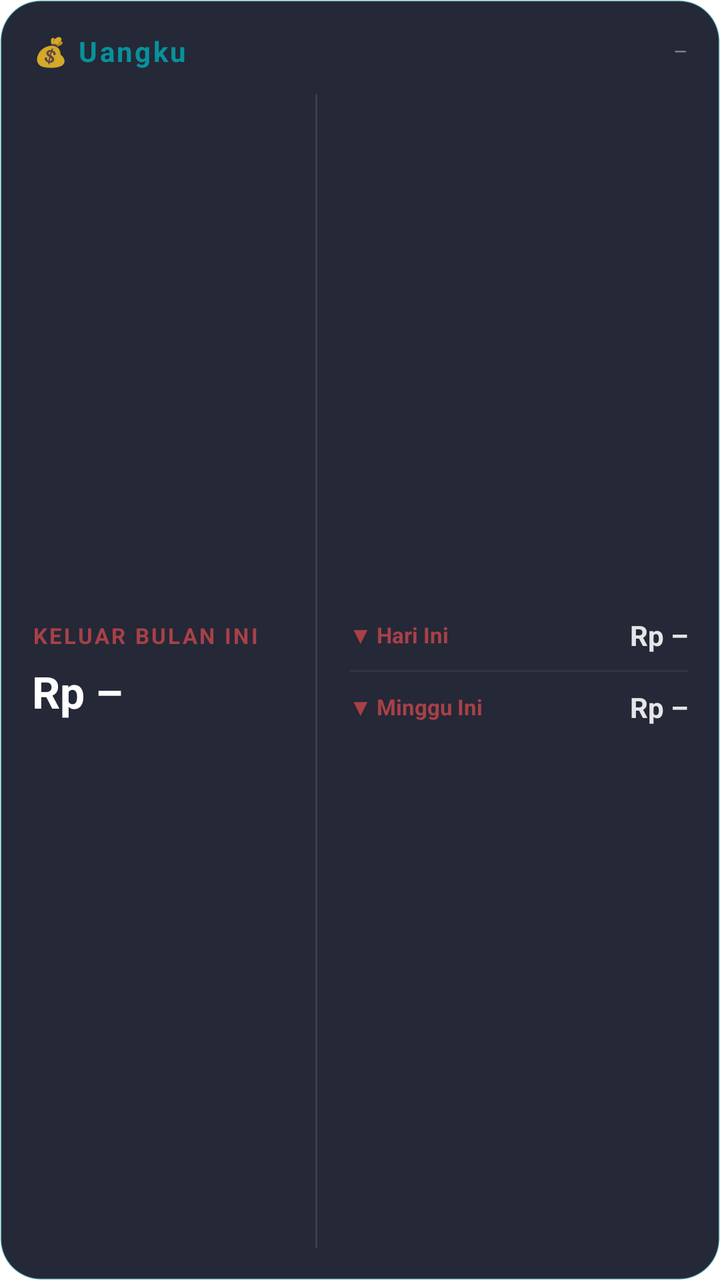
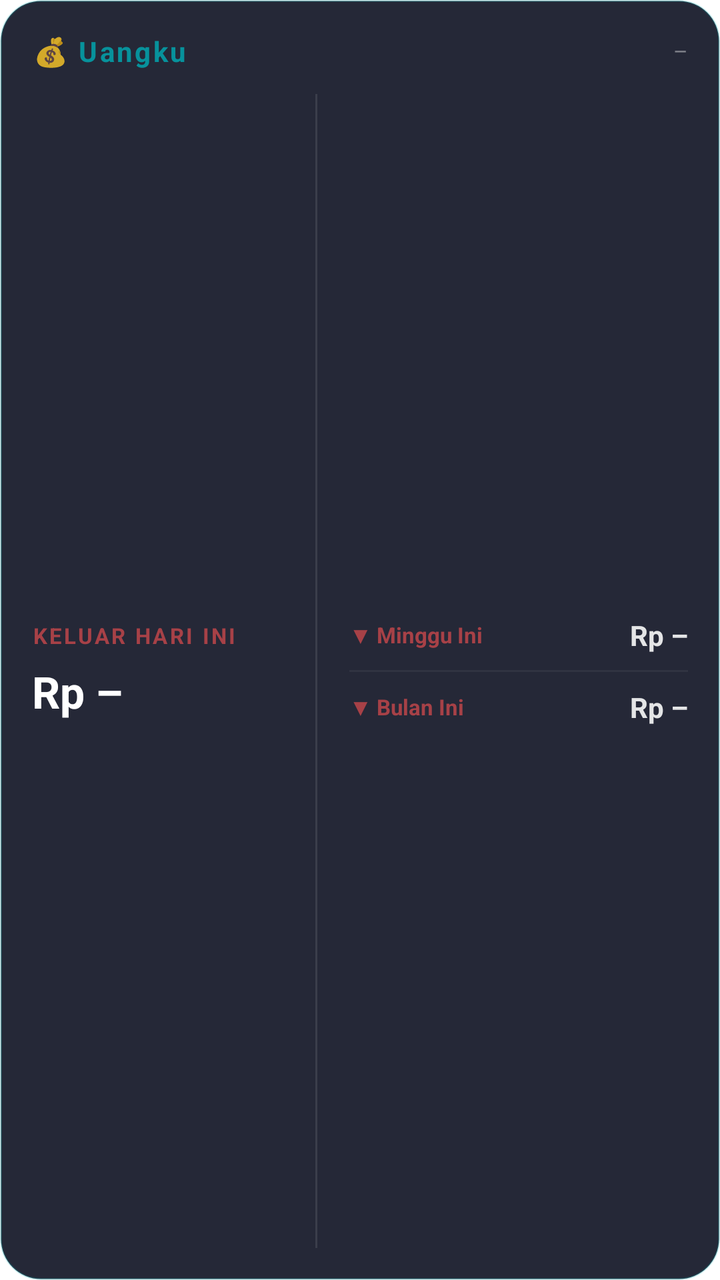

Before-and-after screenshots of an Android layout around one commit, followed by the original layout XML and the change that was made.
<!-- AndroidManifest.xml: fallback theme Theme.MaterialComponents.DayNight.NoActionBar -->
<!-- res/layout/uangku_widget.xml -->
<?xml version="1.0" encoding="utf-8"?>
<LinearLayout xmlns:android="http://schemas.android.com/apk/res/android"
    android:id="@+id/widget_root"
    android:layout_width="match_parent"
    android:layout_height="match_parent"
    android:background="@drawable/widget_background"
    android:orientation="vertical"
    android:padding="16dp">

    
    <LinearLayout
        android:layout_width="match_parent"
        android:layout_height="wrap_content"
        android:orientation="horizontal"
        android:gravity="center_vertical"
        android:layout_marginBottom="12dp">

        <TextView
            android:layout_width="0dp"
            android:layout_height="wrap_content"
            android:layout_weight="1"
            android:text="💰 Uangku"
            android:textColor="#CC00ADB5"
            android:textSize="14sp"
            android:textStyle="bold"
            android:letterSpacing="0.08" />

        <TextView
            android:id="@+id/widget_last_updated"
            android:layout_width="wrap_content"
            android:layout_height="wrap_content"
            android:text="–"
            android:textColor="#66FFFFFF"
            android:textSize="11sp" />
    </LinearLayout>

    
    <LinearLayout
        android:layout_width="match_parent"
        android:layout_height="0dp"
        android:layout_weight="1"
        android:orientation="horizontal"
        android:gravity="center_vertical">

        
        <LinearLayout
            android:layout_width="0dp"
            android:layout_height="match_parent"
            android:layout_weight="1.3"
            android:orientation="vertical"
            android:gravity="center_vertical"
            android:paddingRight="12dp">

            <TextView
                android:layout_width="wrap_content"
                android:layout_height="wrap_content"
                android:text="KELUAR BULAN INI"
                android:textColor="#99FF5252"
                android:textSize="11sp"
                android:textStyle="bold"
                android:letterSpacing="0.1"
                android:layout_marginBottom="6dp" />

            <TextView
                android:id="@+id/widget_balance"
                android:layout_width="wrap_content"
                android:layout_height="wrap_content"
                android:text="Rp –"
                android:textColor="#FFFFFFFF"
                android:textSize="22sp"
                android:textStyle="bold" />
        </LinearLayout>

        
        <FrameLayout
            android:layout_width="1dp"
            android:layout_height="match_parent"
            android:background="#1AFFFFFF" />

        
        <LinearLayout
            android:layout_width="0dp"
            android:layout_height="match_parent"
            android:layout_weight="1.7"
            android:orientation="vertical"
            android:gravity="center_vertical"
            android:paddingLeft="16dp">

            
            <LinearLayout
                android:layout_width="match_parent"
                android:layout_height="wrap_content"
                android:orientation="horizontal"
                android:gravity="center_vertical"
                android:layout_marginBottom="8dp">

                <TextView
                    android:layout_width="0dp"
                    android:layout_height="wrap_content"
                    android:layout_weight="1.1"
                    android:text="▼ Hari Ini"
                    android:textColor="#99FF5252"
                    android:textSize="11sp"
                    android:textStyle="bold" />

                <TextView
                    android:id="@+id/widget_expense_today"
                    android:layout_width="wrap_content"
                    android:layout_height="wrap_content"
                    android:text="Rp –"
                    android:textColor="#E0FFFFFF"
                    android:textSize="14sp"
                    android:textStyle="bold" />
            </LinearLayout>

            
            <FrameLayout
                android:layout_width="match_parent"
                android:layout_height="1dp"
                android:background="#0DFFFFFF"
                android:layout_marginBottom="8dp" />

            
            <LinearLayout
                android:layout_width="match_parent"
                android:layout_height="wrap_content"
                android:orientation="horizontal"
                android:gravity="center_vertical">

                <TextView
                    android:layout_width="0dp"
                    android:layout_height="wrap_content"
                    android:layout_weight="1.1"
                    android:text="▼ Minggu Ini"
                    android:textColor="#99FF5252"
                    android:textSize="11sp"
                    android:textStyle="bold" />

                <TextView
                    android:id="@+id/widget_expense_week"
                    android:layout_width="wrap_content"
                    android:layout_height="wrap_content"
                    android:text="Rp –"
                    android:textColor="#E0FFFFFF"
                    android:textSize="14sp"
                    android:textStyle="bold" />
            </LinearLayout>

        </LinearLayout>

    </LinearLayout>

</LinearLayout>
<!-- resources referenced by this layout -->
<resources>
  <!-- drawable widget_background (drawable) -->
  <?xml version="1.0" encoding="utf-8"?>
  <shape xmlns:android="http://schemas.android.com/apk/res/android"
      android:shape="rectangle">
      <solid android:color="#E60E1122" />
      <corners android:radius="20dp" />
      <stroke
          android:width="1dp"
          android:color="#3300ADB5" />
  </shape>
</resources>

<!-- the commit's change to res/layout/uangku_widget.xml (unified diff, before → after) -->
@@ -54,7 +54,7 @@
             <TextView
                 android:layout_width="wrap_content"
                 android:layout_height="wrap_content"
-                android:text="KELUAR BULAN INI"
+                android:text="KELUAR HARI INI"
                 android:textColor="#99FF5252"
                 android:textSize="11sp"
                 android:textStyle="bold"
@@ -62,7 +62,7 @@
                 android:layout_marginBottom="6dp" />
 
             <TextView
-                android:id="@+id/widget_balance"
+                android:id="@+id/widget_expense_today"
                 android:layout_width="wrap_content"
                 android:layout_height="wrap_content"
                 android:text="Rp –"
@@ -98,13 +98,13 @@
                     android:layout_width="0dp"
                     android:layout_height="wrap_content"
                     android:layout_weight="1.1"
-                    android:text="▼ Hari Ini"
+                    android:text="▼ Minggu Ini"
                     android:textColor="#99FF5252"
                     android:textSize="11sp"
                     android:textStyle="bold" />
 
                 <TextView
-                    android:id="@+id/widget_expense_today"
+                    android:id="@+id/widget_expense_week"
                     android:layout_width="wrap_content"
                     android:layout_height="wrap_content"
                     android:text="Rp –"
@@ -131,13 +131,13 @@
                     android:layout_width="0dp"
                     android:layout_height="wrap_content"
                     android:layout_weight="1.1"
-                    android:text="▼ Minggu Ini"
+                    android:text="▼ Bulan Ini"
                     android:textColor="#99FF5252"
                     android:textSize="11sp"
                     android:textStyle="bold" />
 
                 <TextView
-                    android:id="@+id/widget_expense_week"
+                    android:id="@+id/widget_balance"
                     android:layout_width="wrap_content"
                     android:layout_height="wrap_content"
                     android:text="Rp –"
